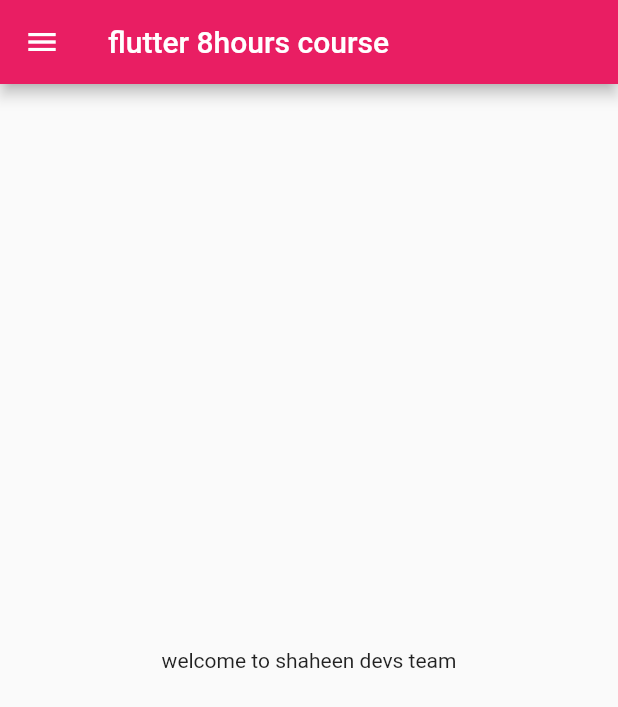
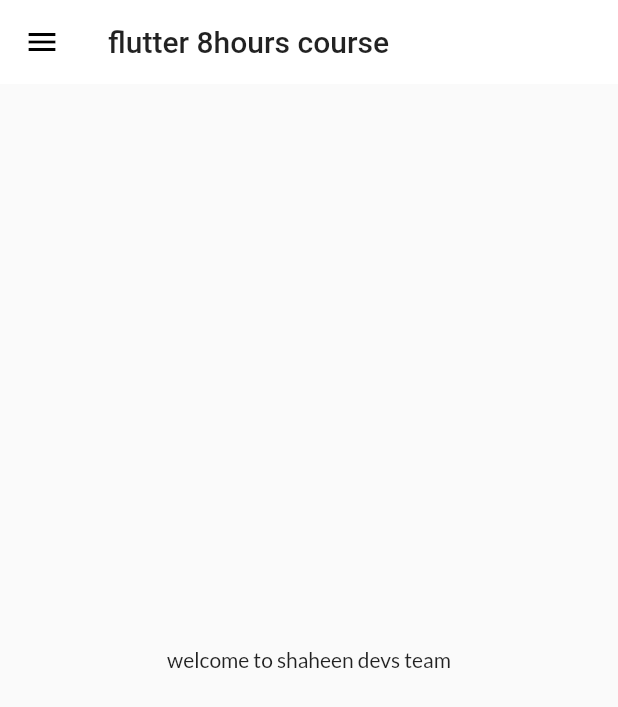
Before and after one commit to Rukhsar-Jani/Flutter_practice, a Flutter app: the screen it shows after launch, on a phone screen of 412 x 824 dp. Shown: the top 707 px of the screen. Run offline on Flutter 3.47's test engine with Material 2 defaults, Android fonts, the phone set to English and light mode, and no system bars; our stand-ins replace google_fonts.

Commit message:
Theme exracted

```diff
--- /dev/null
+++ b/lib/Widgets/themes.dart
@@ -0,0 +1,20 @@
+import 'package:flutter/material.dart';
+import 'package:google_fonts/google_fonts.dart';
+
+class myTheme{
+  static ThemeData lightTheme(BuildContext context) => ThemeData(primarySwatch: Colors.pink,
+      fontFamily: GoogleFonts.lato().fontFamily,
+      appBarTheme: AppBarTheme(
+        color: Colors.white,
+        elevation: 0.0,
+        iconTheme: IconThemeData(
+          color: Colors.black,
+          ),
+          textTheme: Theme.of(context).textTheme,
+      )
+      // primaryTextTheme: GoogleFonts.latoTextTheme(),
+
+      ); static ThemeData darkTheme(BuildContext context) => ThemeData(
+        brightness: Brightness.dark,
+      );
+}
--- a/lib/main.dart
+++ b/lib/main.dart
@@ -1,4 +1,5 @@
 import 'package:flutter/material.dart';
+import 'package:flutter_practice_codepur/Widgets/themes.dart';
 import 'package:flutter_practice_codepur/pages/Home_page.dart';
 import 'package:flutter_practice_codepur/pages/Login_page.dart';
 import 'package:flutter_practice_codepur/utils/routes.dart';
@@ -17,20 +18,15 @@
       debugShowCheckedModeBanner: false,
       // home: Homepage(),
       themeMode: ThemeMode.light,
-      theme: ThemeData(primarySwatch: Colors.pink,
-      primaryTextTheme: GoogleFonts.latoTextTheme(),
-      ),
+      theme: myTheme.lightTheme(context),
+      darkTheme: myTheme.darkTheme(context),
+        // primarySwatch: Colors.orange
 
-      darkTheme: ThemeData(
-        brightness: Brightness.dark,
-        // primarySwatch: Colors.orange
-      ),
       initialRoute: Myroutes.Homeroutes,
       routes:{
         "/" :(context)=> Login_page(),
         Myroutes.Homeroutes :(context)=> Homepage(),
         Myroutes.Loginroutes :(context)=> Homepage(),
-
       }
     );
 
```
